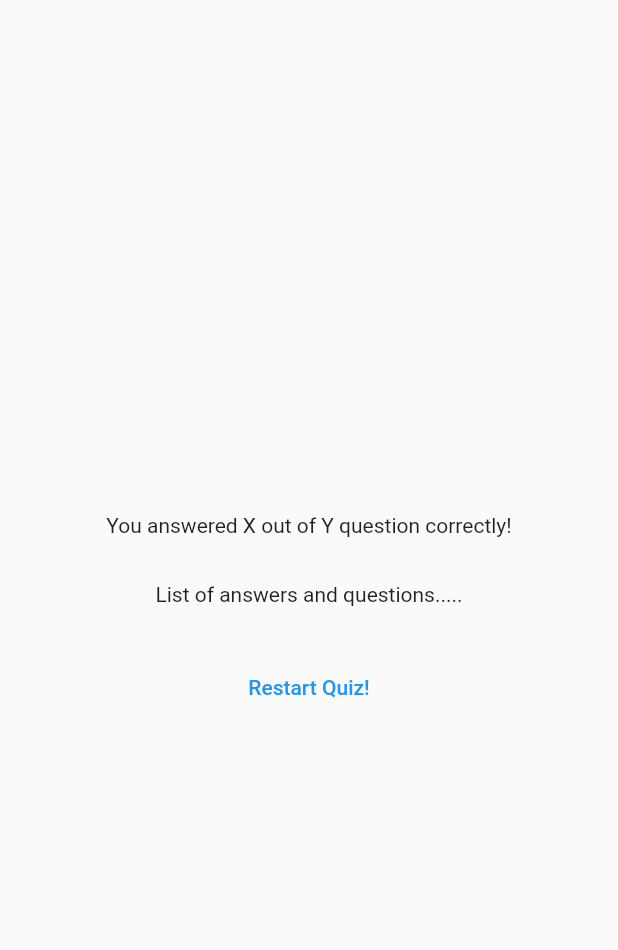
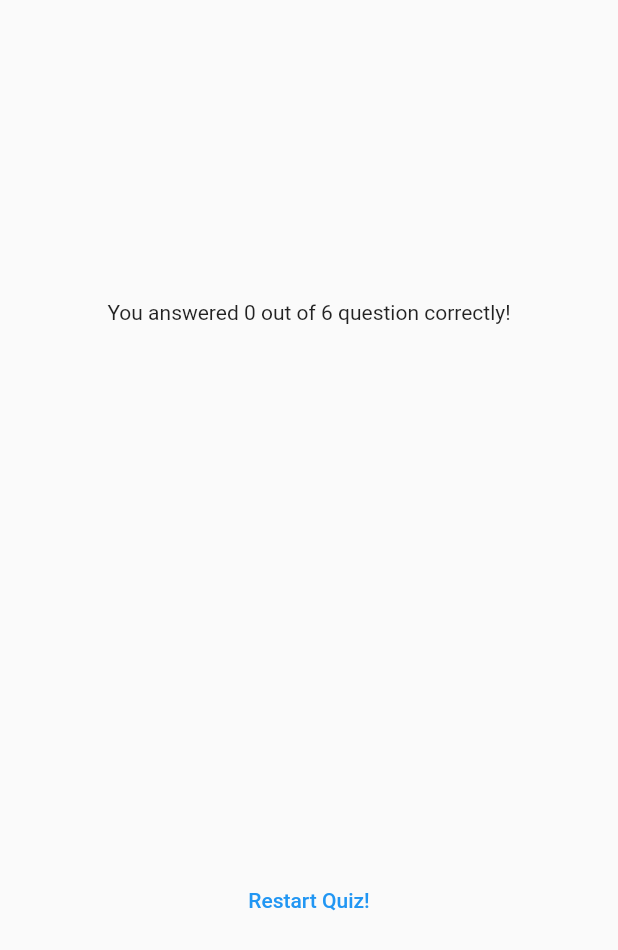
Before and after one commit to abdulrafayharoon/quiz-_app, a Flutter app: the ResultsScreen widget shown alone on an empty page, opened directly with empty values, on a phone screen of 412 x 824 dp. Shown: the top 950 px of the screen. Run offline on Flutter 3.47's test engine with Material 2 defaults, Android fonts, the phone set to English and light mode, and no system bars; our stand-ins replace google_fonts.

Commit message:
Project completed

```diff
--- a/lib/questions_summary.dart
+++ b/lib/questions_summary.dart
@@ -7,14 +7,28 @@ class QuestionsSummary extends StatelessWidget {
 
   @override
   Widget build(BuildContext context) {
-    return Column(
+    return SizedBox(
+      height: 300,
+      child: SingleChildScrollView(
+        child: Column(
             children: summaryData.map(
               (data) {
           return Row(children: [
-        Text(((data['question'] as int) +1).toString()),
+            Text(((data['question_index'] as int) +1).toString()),
+            Expanded(
+              child: Column(
+                children: [
+                Text(data['question']as String),
+                const SizedBox(height: 5,),
+                Text(data['user_answer'] as String),
+                Text(data['correct_answer'] as String),
+              ],),
+            ),
           ],);
         },
         ).toList()
+        ),
+      ),
     );
 
   }
--- a/lib/quiz.dart
+++ b/lib/quiz.dart
@@ -28,7 +28,7 @@ class _QuizState extends State<Quiz> {
 
     if(selectedAnswers.length == questions.length){
       setState(() {
-        selectedAnswers = [];
+
         activeScreen = 'results-screen';
       });
     }
--- a/lib/results_screen.dart
+++ b/lib/results_screen.dart
@@ -1,6 +1,7 @@
 import 'package:flutter/cupertino.dart';
 import 'package:flutter/material.dart';
 import 'package:quiz_app/data/questions.dart';
+import 'package:quiz_app/questions_summary.dart';
 
 class ResultsScreen extends StatelessWidget {
   const ResultsScreen({
@@ -10,7 +11,7 @@ class ResultsScreen extends StatelessWidget {
 
   final List<String> chosenAnswers;
 
-  List<Map<String, Object>> getsummaryData() {
+  List<Map<String, Object>> getSummaryData() {
     final List<Map<String, Object>> summary = [];
 
     for (var i = 0; i < chosenAnswers.length; i++) {
@@ -29,6 +30,11 @@ class ResultsScreen extends StatelessWidget {
 
   @override
   Widget build(BuildContext context) {
+    final summaryData = getSummaryData();
+    final numTotalQuestions = questions.length;
+    final numCorrectQuestions = summaryData.where((data){
+      return data['user_answer']== data['correct_answer'];
+    }).length;
     return SizedBox(
         width: double.infinity,
         child: Container(
@@ -36,11 +42,13 @@ class ResultsScreen extends StatelessWidget {
           child: Column(
             mainAxisAlignment: MainAxisAlignment.center,
             children: [
-              const Text('You answered X out of Y question correctly!'),
+               Text(
+                   'You answered $numCorrectQuestions out of $numTotalQuestions question correctly!',
+               ),
               const SizedBox(
                 height: 30,
               ),
-              const Text('List of answers and questions.....'),
+              QuestionsSummary(summaryData),
               const SizedBox(
                 height: 30,
               ),
```
Lines whose indentation alone changed are shown as unchanged.
